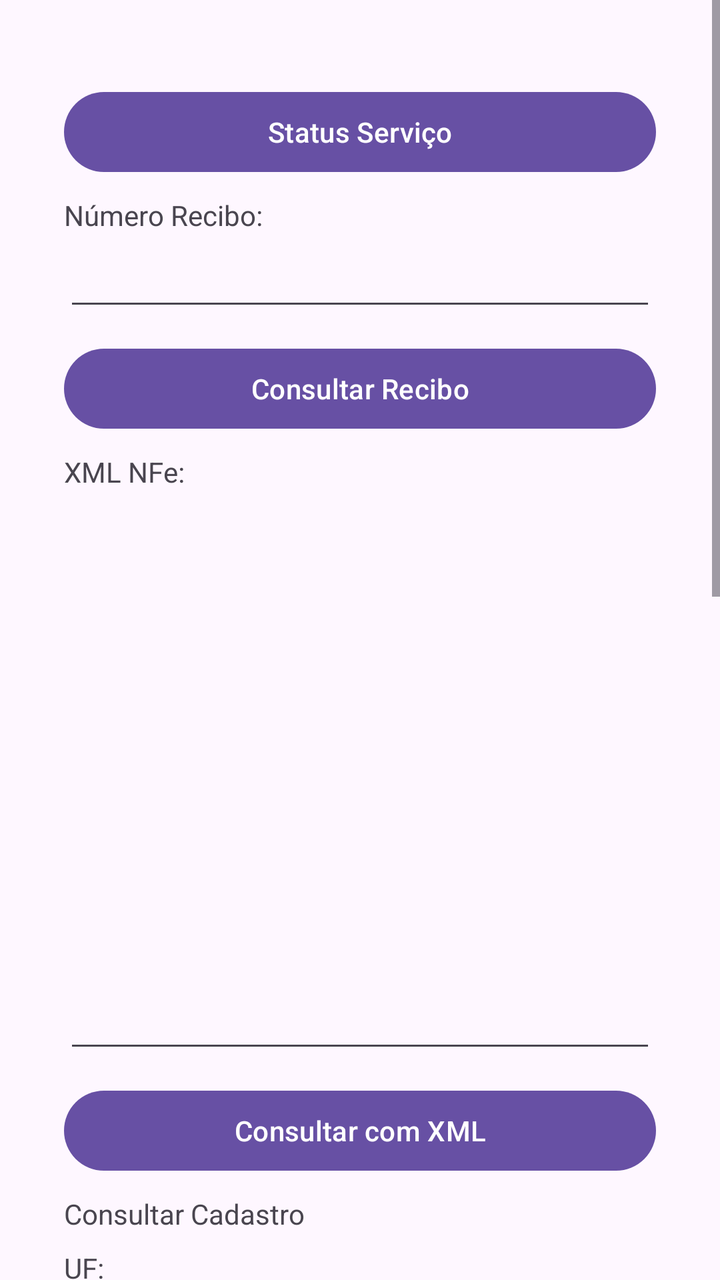
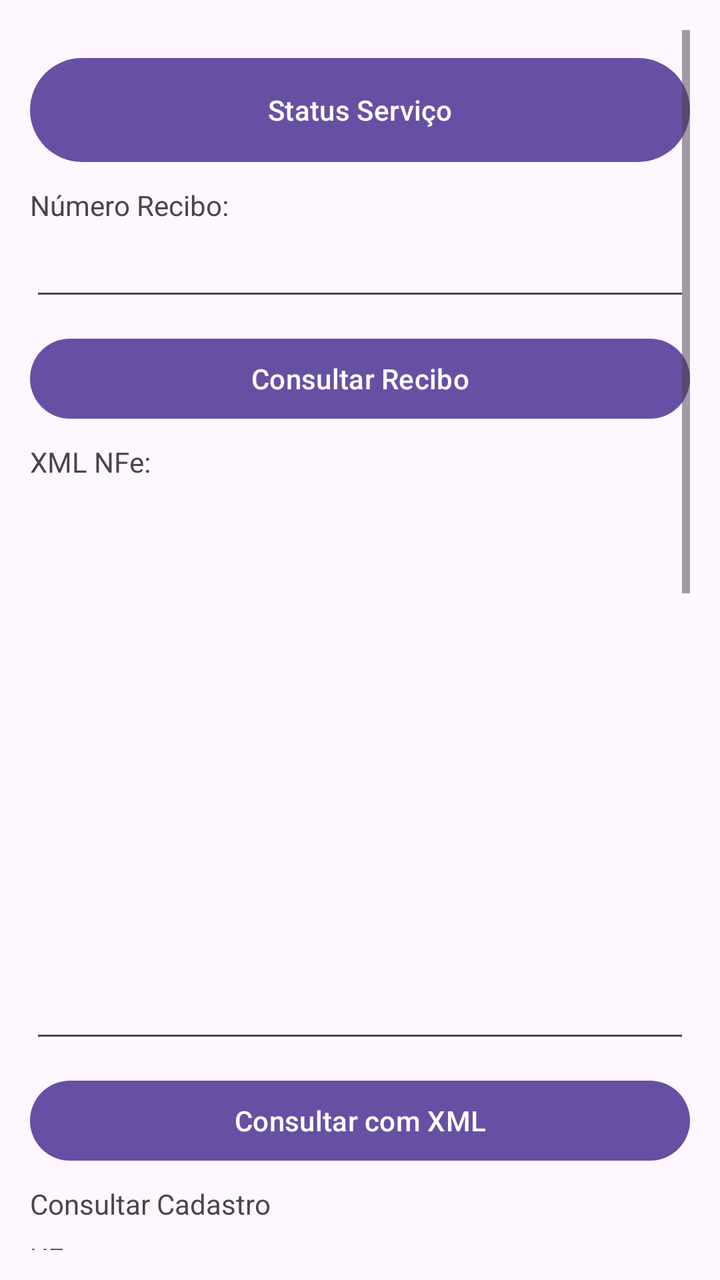

Two renders of the same Android screen: before a commit and after it. Below are the layout's source before the change and the commit's diff.
<!-- AndroidManifest.xml: application theme Theme.ACBrLibNFeDemo -->
<!-- res/layout/fragment_comandos_consulta_nfe.xml -->
<?xml version="1.0" encoding="utf-8"?>
<ScrollView xmlns:android="http://schemas.android.com/apk/res/android"
    xmlns:tools="http://schemas.android.com/tools"
    android:layout_width="match_parent"
    android:layout_height="match_parent"
    android:fillViewport="true"
    tools:context=".ComandosConsultaNFeFragment">

    <LinearLayout
        android:layout_width="match_parent"
        android:layout_height="wrap_content"
        android:padding="32dp"
        android:orientation="vertical">

        <Button
            android:id="@+id/btnStatusServico"
            android:layout_width="match_parent"
            android:layout_height="wrap_content"
            android:layout_marginTop="10dp"
            android:onClick="onClick"
            android:text="Status Serviço" />

        <TextView
            android:layout_width="match_parent"
            android:layout_height="wrap_content"
            android:layout_marginTop="8dp"
            android:text="Número Recibo:" />

        <EditText
            android:id="@+id/txtNumeroRecibo"
            android:layout_width="match_parent"
            android:layout_height="wrap_content"
            android:layout_marginTop="10dp"
            android:textSize="12dp" />

        <Button
            android:id="@+id/btnConsultarRecibo"
            android:layout_width="match_parent"
            android:layout_height="wrap_content"
            android:layout_marginTop="10dp"
            android:onClick="onClick"
            android:text="Consultar Recibo" />

        <TextView
            android:layout_width="match_parent"
            android:layout_height="wrap_content"
            android:layout_marginTop="8dp"
            android:text="XML NFe:" />

        <EditText
            android:id="@+id/txtXMLNFe"
            android:layout_width="match_parent"
            android:layout_height="276dp"
            android:layout_marginTop="10dp"
            android:textSize="12dp" />

        <Button
            android:id="@+id/btnConsultaXml"
            android:layout_width="match_parent"
            android:layout_height="wrap_content"
            android:layout_marginTop="10dp"
            android:onClick="onClick"
            android:text="Consultar com XML" />

        <TextView
            android:layout_width="match_parent"
            android:layout_height="wrap_content"
            android:layout_marginTop="8dp"
            android:text="Consultar Cadastro" />

        <TextView
            android:layout_width="match_parent"
            android:layout_height="wrap_content"
            android:layout_marginTop="8dp"
            android:text="UF:" />

        <EditText
            android:id="@+id/txtUFConsultarCadastro"
            android:layout_width="match_parent"
            android:layout_height="wrap_content"
            android:layout_marginTop="10dp"
            android:textSize="12dp" />

        <TextView
            android:layout_width="match_parent"
            android:layout_height="wrap_content"
            android:layout_marginTop="8dp"
            android:text="Documento:" />

        <EditText
            android:id="@+id/txtDocumentoConsultarCadastro"
            android:layout_width="match_parent"
            android:layout_height="wrap_content"
            android:layout_marginTop="10dp"
            android:textSize="12dp" />

        <Button
            android:id="@+id/btnConsultarCadastro"
            android:layout_width="match_parent"
            android:layout_height="wrap_content"
            android:layout_marginTop="10dp"
            android:onClick="onClick"
            android:text="Consultar Cadastro" />

        <TextView
            android:layout_width="match_parent"
            android:layout_height="wrap_content"
            android:layout_marginTop="8dp"
            android:text="Consultar com Chave" />

        <TextView
            android:layout_width="match_parent"
            android:layout_height="wrap_content"
            android:layout_marginTop="8dp"
            android:text="Chave:" />

        <EditText
            android:id="@+id/txtConsultarChave"
            android:layout_width="match_parent"
            android:layout_height="wrap_content"
            android:layout_marginTop="10dp"
            android:textSize="12dp" />

        <Button
            android:id="@+id/btnConsultaChave"
            android:layout_width="match_parent"
            android:layout_height="wrap_content"
            android:layout_marginTop="10dp"
            android:onClick="onClick"
            android:text="Consultar com Chave" />

        <TextView
            android:layout_width="match_parent"
            android:layout_height="wrap_content"
            android:layout_marginTop="8dp"
            android:text="Resposta:" />

        <EditText
            android:id="@+id/txtRespostaConsulta"
            android:layout_width="match_parent"
            android:layout_height="276dp"
            android:layout_marginTop="10dp"
            android:textSize="12dp" />

        <Button
            android:id="@+id/btnLimparRespostaConsulta"
            android:layout_width="match_parent"
            android:layout_height="wrap_content"
            android:layout_marginTop="10dp"
            android:onClick="onClick"
            android:text="Limpar Resposta" />

    </LinearLayout>

</ScrollView>
<!-- resources referenced by this layout -->
<resources>
  <style name="Theme.ACBrLibNFeDemo" parent="Base.Theme.ACBrLibNFeDemo" />
  <style name="Base.Theme.ACBrLibNFeDemo" parent="Theme.Material3.DayNight.NoActionBar">
          
          
      </style>
</resources>

<!-- the commit's change to res/layout/fragment_comandos_consulta_nfe.xml (unified diff, before → after) -->
@@ -1,155 +1,162 @@
 <?xml version="1.0" encoding="utf-8"?>
-<ScrollView xmlns:android="http://schemas.android.com/apk/res/android"
+<androidx.constraintlayout.widget.ConstraintLayout xmlns:android="http://schemas.android.com/apk/res/android"
     xmlns:tools="http://schemas.android.com/tools"
     android:layout_width="match_parent"
-    android:layout_height="match_parent"
-    android:fillViewport="true"
-    tools:context=".ComandosConsultaNFeFragment">
+    android:layout_height="match_parent">
 
-    <LinearLayout
+    <ScrollView xmlns:android="http://schemas.android.com/apk/res/android"
+        xmlns:tools="http://schemas.android.com/tools"
         android:layout_width="match_parent"
-        android:layout_height="wrap_content"
-        android:padding="32dp"
-        android:orientation="vertical">
+        android:layout_height="match_parent"
+        android:fillViewport="true"
+        android:layout_margin="15dp"
+        tools:context=".ComandosConsultaNFeFragment">
 
-        <Button
-            android:id="@+id/btnStatusServico"
+        <LinearLayout
             android:layout_width="match_parent"
             android:layout_height="wrap_content"
-            android:layout_marginTop="10dp"
-            android:onClick="onClick"
-            android:text="Status Serviço" />
+            android:orientation="vertical">
 
-        <TextView
-            android:layout_width="match_parent"
-            android:layout_height="wrap_content"
-            android:layout_marginTop="8dp"
-            android:text="Número Recibo:" />
+            <Button
+                android:id="@+id/btnStatusServico"
+                android:layout_width="match_parent"
+                android:layout_height="60dp"
+                android:layout_marginTop="10dp"
+                android:onClick="onClick"
+                android:text="Status Serviço" />
 
-        <EditText
-            android:id="@+id/txtNumeroRecibo"
-            android:layout_width="match_parent"
-            android:layout_height="wrap_content"
-            android:layout_marginTop="10dp"
-            android:textSize="12dp" />
+            <TextView
+                android:layout_width="match_parent"
+                android:layout_height="wrap_content"
+                android:layout_marginTop="8dp"
+                android:text="Número Recibo:" />
 
-        <Button
-            android:id="@+id/btnConsultarRecibo"
-            android:layout_width="match_parent"
-            android:layout_height="wrap_content"
-            android:layout_marginTop="10dp"
-            android:onClick="onClick"
-            android:text="Consultar Recibo" />
+            <EditText
+                android:id="@+id/txtNumeroRecibo"
+                android:layout_width="match_parent"
+                android:layout_height="wrap_content"
+                android:layout_marginTop="10dp"
+                android:textSize="12dp" />
 
-        <TextView
-            android:layout_width="match_parent"
-            android:layout_height="wrap_content"
-            android:layout_marginTop="8dp"
-            android:text="XML NFe:" />
+            <Button
+                android:id="@+id/btnConsultarRecibo"
+                android:layout_width="match_parent"
+                android:layout_height="wrap_content"
+                android:layout_marginTop="10dp"
+                android:onClick="onClick"
+                android:text="Consultar Recibo" />
 
-        <EditText
-            android:id="@+id/txtXMLNFe"
-            android:layout_width="match_parent"
-            android:layout_height="276dp"
-            android:layout_marginTop="10dp"
-            android:textSize="12dp" />
+            <TextView
+                android:layout_width="match_parent"
+                android:layout_height="wrap_content"
+                android:layout_marginTop="8dp"
+                android:text="XML NFe:" />
 
-        <Button
-            android:id="@+id/btnConsultaXml"
-            android:layout_width="match_parent"
-            android:layout_height="wrap_content"
-            android:layout_marginTop="10dp"
-            android:onClick="onClick"
-            android:text="Consultar com XML" />
+            <EditText
+                android:id="@+id/txtXMLNFe"
+                android:layout_width="match_parent"
+                android:layout_height="276dp"
+                android:layout_marginTop="10dp"
+                android:textSize="12dp" />
 
-        <TextView
-            android:layout_width="match_parent"
-            android:layout_height="wrap_content"
-            android:layout_marginTop="8dp"
-            android:text="Consultar Cadastro" />
+            <Button
+                android:id="@+id/btnConsultaXml"
+                android:layout_width="match_parent"
+                android:layout_height="wrap_content"
+                android:layout_marginTop="10dp"
+                android:onClick="onClick"
+                android:text="Consultar com XML" />
 
-        <TextView
-            android:layout_width="match_parent"
-            android:layout_height="wrap_content"
-            android:layout_marginTop="8dp"
-            android:text="UF:" />
+            <TextView
+                android:layout_width="match_parent"
+                android:layout_height="wrap_content"
+                android:layout_marginTop="8dp"
+                android:text="Consultar Cadastro" />
 
-        <EditText
-            android:id="@+id/txtUFConsultarCadastro"
-            android:layout_width="match_parent"
-            android:layout_height="wrap_content"
-            android:layout_marginTop="10dp"
-            android:textSize="12dp" />
+            <TextView
+                android:layout_width="match_parent"
+                android:layout_height="wrap_content"
+                android:layout_marginTop="8dp"
+                android:text="UF:" />
 
-        <TextView
-            android:layout_width="match_parent"
-            android:layout_height="wrap_content"
-            android:layout_marginTop="8dp"
-            android:text="Documento:" />
+            <EditText
+                android:id="@+id/txtUFConsultarCadastro"
+                android:layout_width="match_parent"
+                android:layout_height="wrap_content"
+                android:layout_marginTop="10dp"
+                android:textSize="12dp" />
 
-        <EditText
-            android:id="@+id/txtDocumentoConsultarCadastro"
-            android:layout_width="match_parent"
-            android:layout_height="wrap_content"
-            android:layout_marginTop="10dp"
-            android:textSize="12dp" />
+            <TextView
+                android:layout_width="match_parent"
+                android:layout_height="wrap_content"
+                android:layout_marginTop="8dp"
+                android:text="Documento:" />
 
-        <Button
-            android:id="@+id/btnConsultarCadastro"
-            android:layout_width="match_parent"
-            android:layout_height="wrap_content"
-            android:layout_marginTop="10dp"
-            android:onClick="onClick"
-            android:text="Consultar Cadastro" />
+            <EditText
+                android:id="@+id/txtDocumentoConsultarCadastro"
+                android:layout_width="match_parent"
+                android:layout_height="wrap_content"
+                android:layout_marginTop="10dp"
+                android:textSize="12dp" />
 
-        <TextView
-            android:layout_width="match_parent"
-            android:layout_height="wrap_content"
-            android:layout_marginTop="8dp"
-            android:text="Consultar com Chave" />
+            <Button
+                android:id="@+id/btnConsultarCadastro"
+                android:layout_width="match_parent"
+                android:layout_height="wrap_content"
+                android:layout_marginTop="10dp"
+                android:onClick="onClick"
+                android:text="Consultar Cadastro" />
 
-        <TextView
-            android:layout_width="match_parent"
-            android:layout_height="wrap_content"
-            android:layout_marginTop="8dp"
-            android:text="Chave:" />
+            <TextView
+                android:layout_width="match_parent"
+                android:layout_height="wrap_content"
+                android:layout_marginTop="8dp"
+                android:text="Consultar com Chave" />
 
-        <EditText
-            android:id="@+id/txtConsultarChave"
-            android:layout_width="match_parent"
-            android:layout_height="wrap_content"
-            android:layout_marginTop="10dp"
-            android:textSize="12dp" />
+            <TextView
+                android:layout_width="match_parent"
+                android:layout_height="wrap_content"
+                android:layout_marginTop="8dp"
+                android:text="Chave:" />
 
-        <Button
-            android:id="@+id/btnConsultaChave"
-            android:layout_width="match_parent"
-            android:layout_height="wrap_content"
-            android:layout_marginTop="10dp"
-            android:onClick="onClick"
-            android:text="Consultar com Chave" />
+            <EditText
+                android:id="@+id/txtConsultarChave"
+                android:layout_width="match_parent"
+                android:layout_height="wrap_content"
+                android:layout_marginTop="10dp"
+                android:textSize="12dp" />
 
-        <TextView
-            android:layout_width="match_parent"
-            android:layout_height="wrap_content"
-            android:layout_marginTop="8dp"
-            android:text="Resposta:" />
+            <Button
+                android:id="@+id/btnConsultaChave"
+                android:layout_width="match_parent"
+                android:layout_height="wrap_content"
+                android:layout_marginTop="10dp"
+                android:onClick="onClick"
+                android:text="Consultar com Chave" />
 
-        <EditText
-            android:id="@+id/txtRespostaConsulta"
-            android:layout_width="match_parent"
-            android:layout_height="276dp"
-            android:layout_marginTop="10dp"
-            android:textSize="12dp" />
+            <TextView
+                android:layout_width="match_parent"
+                android:layout_height="wrap_content"
+                android:layout_marginTop="8dp"
+                android:text="Resposta:" />
 
-        <Button
-            android:id="@+id/btnLimparRespostaConsulta"
-            android:layout_width="match_parent"
-            android:layout_height="wrap_content"
-            android:layout_marginTop="10dp"
-            android:onClick="onClick"
-            android:text="Limpar Resposta" />
+            <EditText
+                android:id="@+id/txtRespostaConsulta"
+                android:layout_width="match_parent"
+                android:layout_height="276dp"
+                android:layout_marginTop="10dp"
+                android:textSize="12dp" />
 
-    </LinearLayout>
+            <Button
+                android:id="@+id/btnLimparRespostaConsulta"
+                android:layout_width="match_parent"
+                android:layout_height="wrap_content"
+                android:layout_marginTop="10dp"
+                android:onClick="onClick"
+                android:text="Limpar Resposta" />
 
-</ScrollView>
+        </LinearLayout>
+
+    </ScrollView>
+
+</androidx.constraintlayout.widget.ConstraintLayout>
